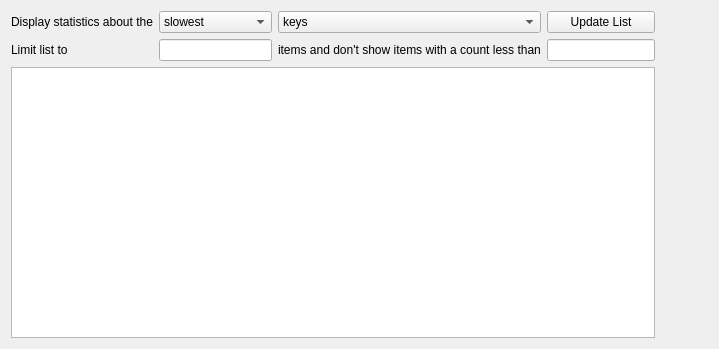
Old version of the form statisticswidget.ui in the repository coryo/amphetype2.
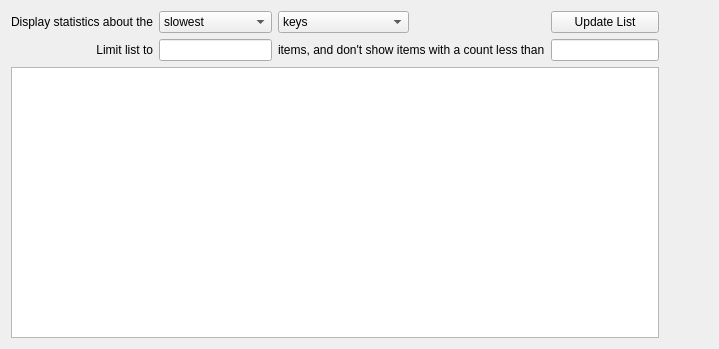
New version of the form.

```diff
--- a/statisticswidget.ui
+++ b/statisticswidget.ui
@@ -66,7 +66,7 @@
        </item>
       </widget>
      </item>
-     <item row="1" column="3">
+     <item row="1" column="4">
       <widget class="QPushButton" name="updateButton">
        <property name="sizePolicy">
         <sizepolicy hsizetype="Minimum" vsizetype="Fixed">
@@ -104,7 +104,7 @@
        </item>
       </widget>
      </item>
-     <item row="2" column="3">
+     <item row="2" column="4">
       <widget class="QLineEdit" name="minCountEdit">
        <property name="sizePolicy">
         <sizepolicy hsizetype="Minimum" vsizetype="Fixed">
@@ -114,19 +114,6 @@
        </property>
       </widget>
      </item>
-     <item row="2" column="2">
-      <widget class="QLabel" name="label_3">
-       <property name="sizePolicy">
-        <sizepolicy hsizetype="Minimum" vsizetype="Preferred">
-         <horstretch>0</horstretch>
-         <verstretch>0</verstretch>
-        </sizepolicy>
-       </property>
-       <property name="text">
-        <string>items and don't show items with a count less than</string>
-       </property>
-      </widget>
-     </item>
      <item row="2" column="0">
       <widget class="QLabel" name="label_2">
        <property name="sizePolicy">
@@ -138,6 +125,9 @@
        <property name="text">
         <string>Limit list to</string>
        </property>
+       <property name="alignment">
+        <set>Qt::AlignRight|Qt::AlignTrailing|Qt::AlignVCenter</set>
+       </property>
       </widget>
      </item>
      <item row="2" column="1">
@@ -163,17 +153,23 @@
        </property>
       </widget>
      </item>
-     <item row="3" column="0" colspan="4">
+     <item row="3" column="0" colspan="5">
       <widget class="QTableView" name="tableView">
        <property name="sizePolicy">
-        <sizepolicy hsizetype="Minimum" vsizetype="Expanding">
+        <sizepolicy hsizetype="Preferred" vsizetype="Expanding">
          <horstretch>0</horstretch>
          <verstretch>0</verstretch>
         </sizepolicy>
        </property>
+       <property name="alternatingRowColors">
+        <bool>true</bool>
+       </property>
+       <property name="gridStyle">
+        <enum>Qt::NoPen</enum>
+       </property>
       </widget>
      </item>
-     <item row="1" column="4" rowspan="3">
+     <item row="1" column="5" rowspan="3">
       <spacer name="horizontalSpacer">
        <property name="orientation">
         <enum>Qt::Horizontal</enum>
@@ -186,6 +182,19 @@
        </property>
       </spacer>
      </item>
+     <item row="2" column="2" colspan="2">
+      <widget class="QLabel" name="label_3">
+       <property name="sizePolicy">
+        <sizepolicy hsizetype="Minimum" vsizetype="Preferred">
+         <horstretch>0</horstretch>
+         <verstretch>0</verstretch>
+        </sizepolicy>
+       </property>
+       <property name="text">
+        <string>items, and don't show items with a count less than</string>
+       </property>
+      </widget>
+     </item>
     </layout>
    </item>
   </layout>
```
